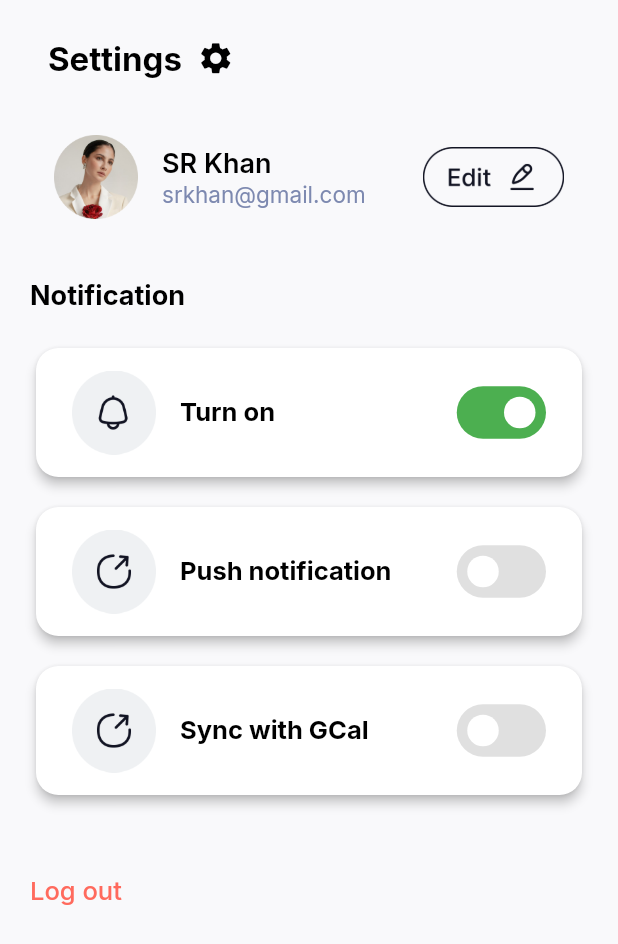
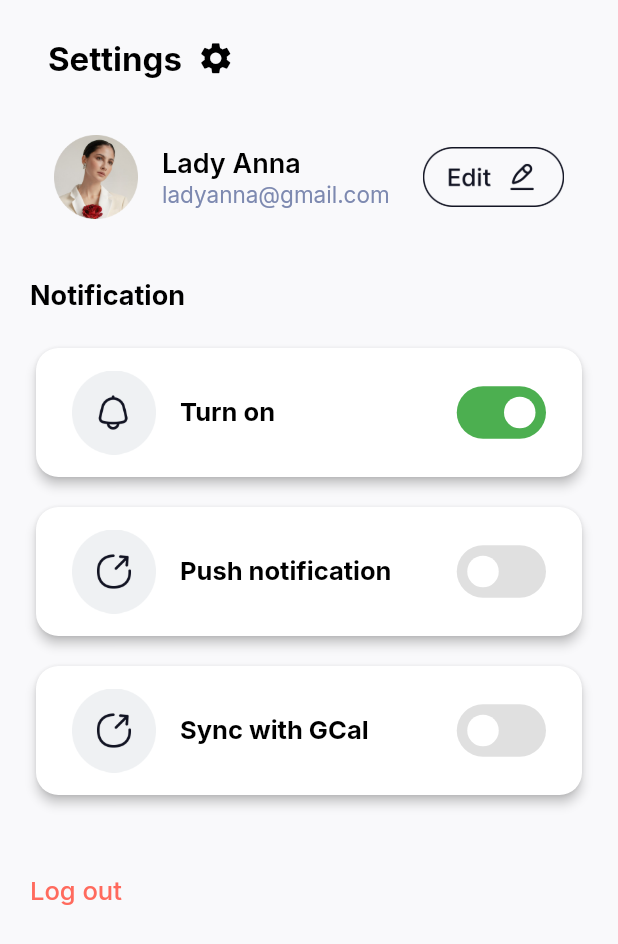
Before and after one commit to aayushGhimire321/to_do, a Flutter app: the Settings screen opened directly, on a phone screen of 412 x 824 dp. Shown: the top 944 px of the screen. Run offline on Flutter 3.47's test engine with Material 3 defaults, Android fonts, the light colour scheme and no system bars; our stand-ins replace firebase_core, fl_chart, flutter_svg, google_fonts, iconsax, introduction_screen and 2 more; missing offline and left inert: syncfusion_flutter_core; accounts and stored records are empty.

Commit message:
changes doing

```diff
--- a/To_do-master/lib/main.dart
+++ b/To_do-master/lib/main.dart
@@ -11,6 +11,7 @@ import 'package:firebase_core/firebase_core.dart';
 import 'firebase_options.dart';
 
 Future<void> main() async {
+  WidgetsFlutterBinding.ensureInitialized(); // Ensure Flutter binding is initialized
   await Firebase.initializeApp(
     options: DefaultFirebaseOptions.currentPlatform,
   );
--- a/To_do-master/lib/pages/homepage/homepage.dart
+++ b/To_do-master/lib/pages/homepage/homepage.dart
@@ -51,9 +51,9 @@ class _HomePageState extends State<HomePage> {
             mainAxisAlignment: MainAxisAlignment.start,
             crossAxisAlignment: CrossAxisAlignment.start,
             children: [
-              Text("SR Khan", style: basicStyle.copyWith(fontSize: 18)),
+              Text("Lady Anna", style: basicStyle.copyWith(fontSize: 18)),
               Text(
-                "39 tasks today",
+                "40 tasks today",
                 style: basicGrey,
               ),
             ],
--- a/To_do-master/lib/pages/settings/settings.dart
+++ b/To_do-master/lib/pages/settings/settings.dart
@@ -56,9 +56,9 @@ class _SettingsState extends State<Settings> {
               mainAxisAlignment: MainAxisAlignment.start,
               crossAxisAlignment: CrossAxisAlignment.start,
               children: [
-                Text("SR Khan", style: basicStyle.copyWith(fontSize: 18)),
+                Text("Lady Anna", style: basicStyle.copyWith(fontSize: 18)),
                 Text(
-                  "srkhan@gmail.com",
+                  "ladyanna@gmail.com",
                   style: basicGrey,
                 ),
               ],
```
Also changed, not shown: To_do-master/lib/pages/dashboard/dashboard.dart (+8 -8 lines), 1 other file.
